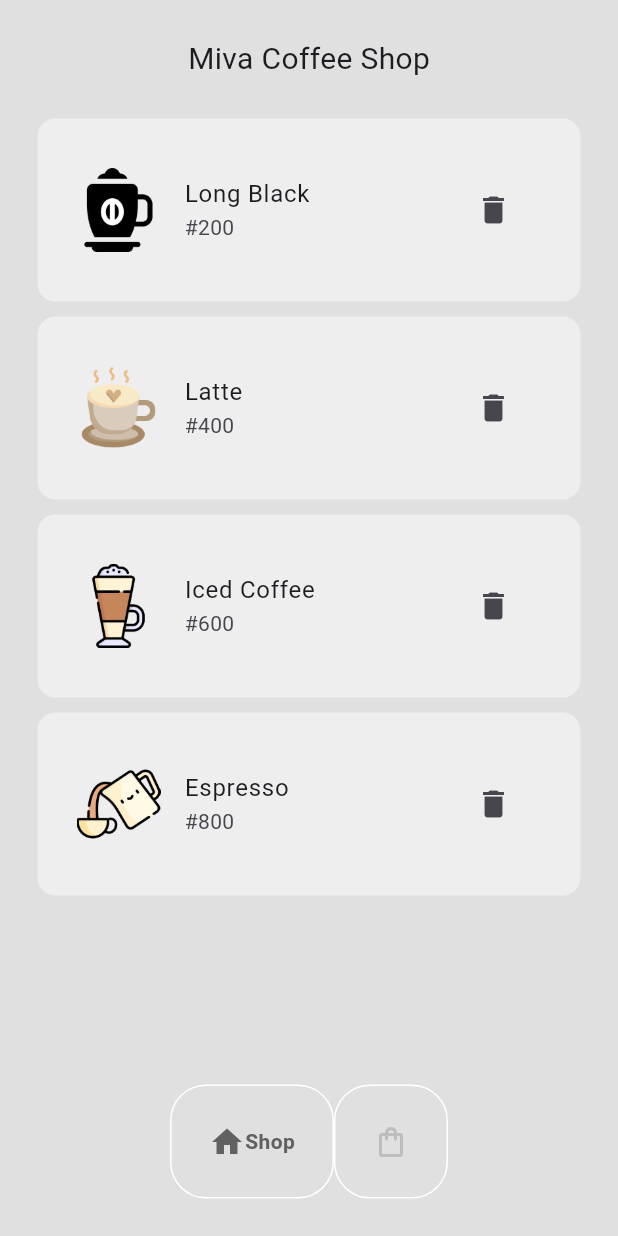
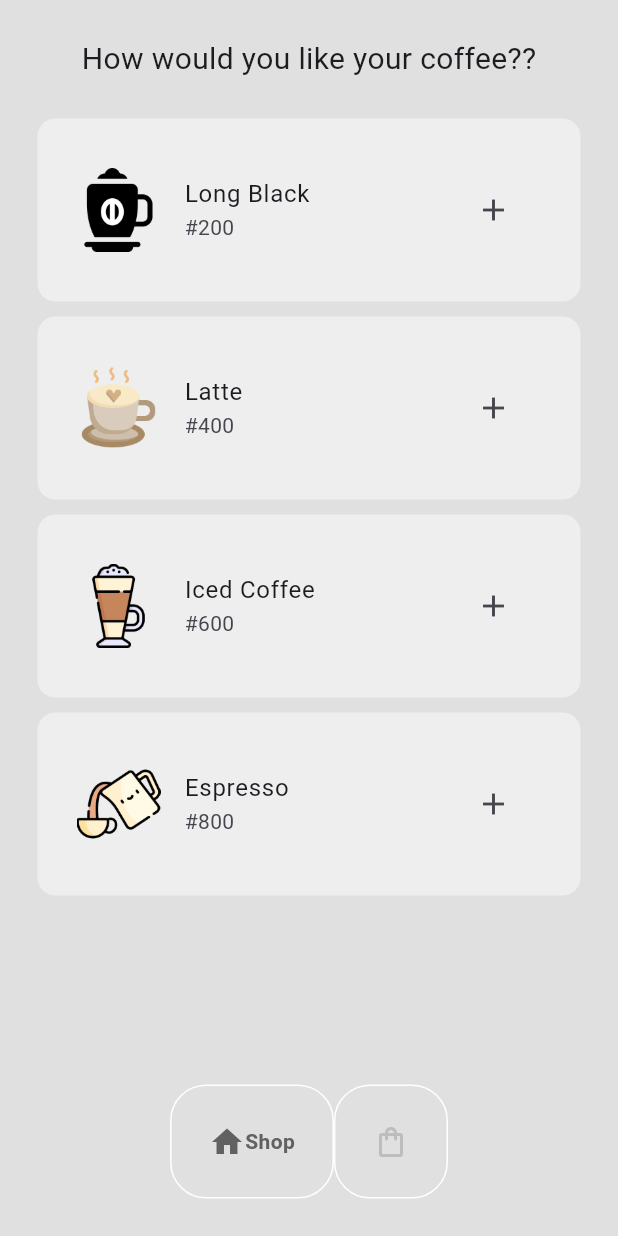
Before and after one commit to Mayaki1/coffee_shopapp, a Flutter app: the screen it shows after launch, on a phone screen of 412 x 824 dp. Run offline on Flutter 3.47's test engine with Material 3 defaults, Android fonts, the light colour scheme and no system bars; drawn by our look-alikes of google_nav_bar.

Commit message:
I have made some changes to the coffee tile

```diff
--- a/lib/pages/shop_page.dart
+++ b/lib/pages/shop_page.dart
@@ -33,7 +33,7 @@ class _ShopPageState extends State<ShopPage> {
           child: Column(
             children: [
               const Text(
-                "Miva Coffee Shop",
+                "How would you like your coffee??",
                 style: TextStyle(fontSize: 20),
               ),
               const SizedBox(height: 25),
@@ -45,7 +45,7 @@ class _ShopPageState extends State<ShopPage> {
 
                     return CoffeeTile(
                       coffee: eachCoffee,
-                      icon: Icon(Icons.delete),
+                      icon: Icon(Icons.add),
                       onPressed: () => addToCart(eachCoffee),
                     );
                   },
```
